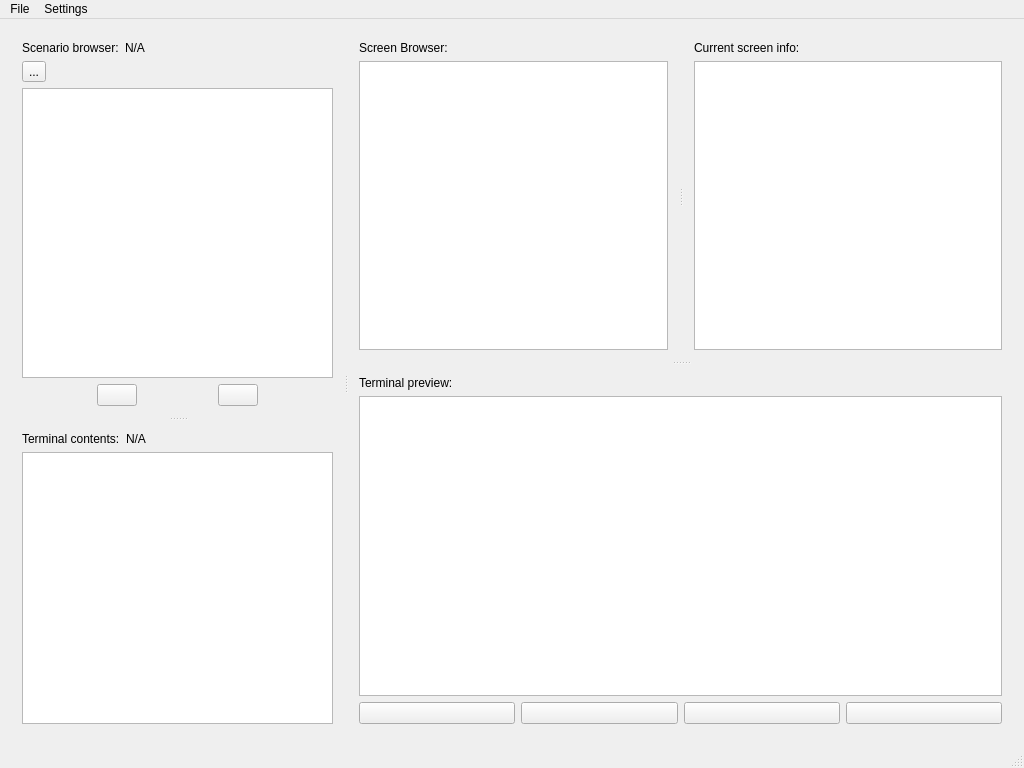
Before: the Qt Designer form HuxQt/src/forms/HuxQt.ui in janos-ijgyarto/HuxQt, drawn with Qt 5.
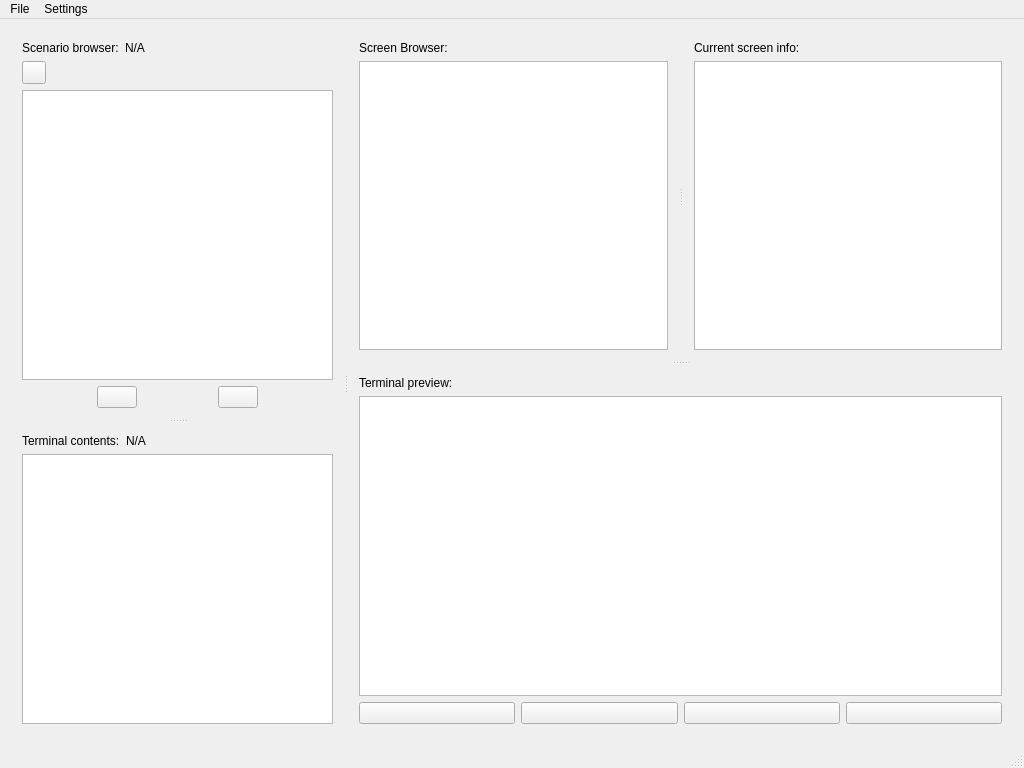
After: the same form once the commit is applied. Custom widgets are drawn as their Qt base class.

What changed in the file:
```diff
--- a/HuxQt/src/forms/HuxQt.ui
+++ b/HuxQt/src/forms/HuxQt.ui
@@ -61,7 +61,7 @@
            <item>
             <widget class="QToolButton" name="scenario_up_button">
              <property name="text">
-              <string>...</string>
+              <string/>
              </property>
             </widget>
            </item>
```
